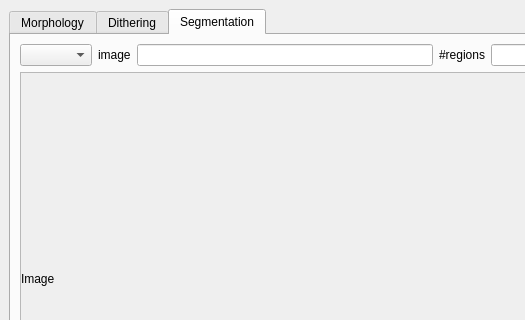
This is GUI/functioningGUI/mainwindow.ui in josura/GPU-imageprocesing-suite as Qt 5 draws it before an edit; both pictures show x 0 to 525 and y 0 to 320 of the 1251 by 625 pixel window. The edited form follows.
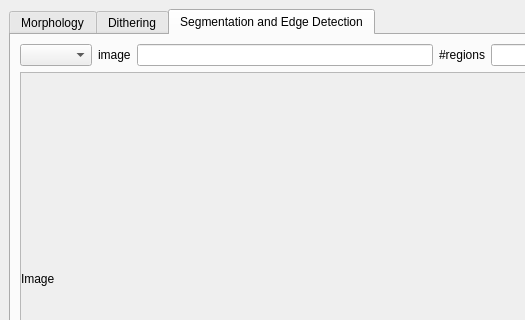
This is the edited form.

Commit message: added edge detection title to segmentation tab

What changed in the file:
```diff
--- a/GUI/functioningGUI/mainwindow.ui
+++ b/GUI/functioningGUI/mainwindow.ui
@@ -305,7 +305,7 @@
       </widget>
       <widget class="QWidget" name="tab_3">
        <attribute name="title">
-        <string>Segmentation</string>
+        <string>Segmentation and Edge Detection</string>
        </attribute>
        <layout class="QVBoxLayout" name="verticalLayout_4">
         <item>
```
